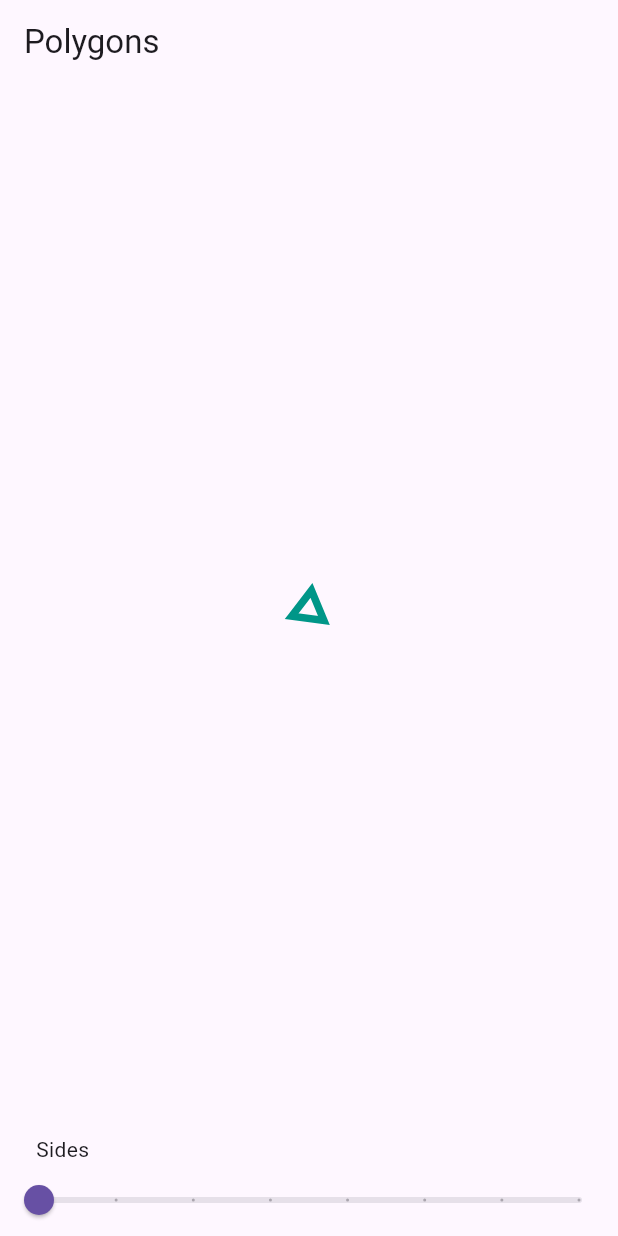
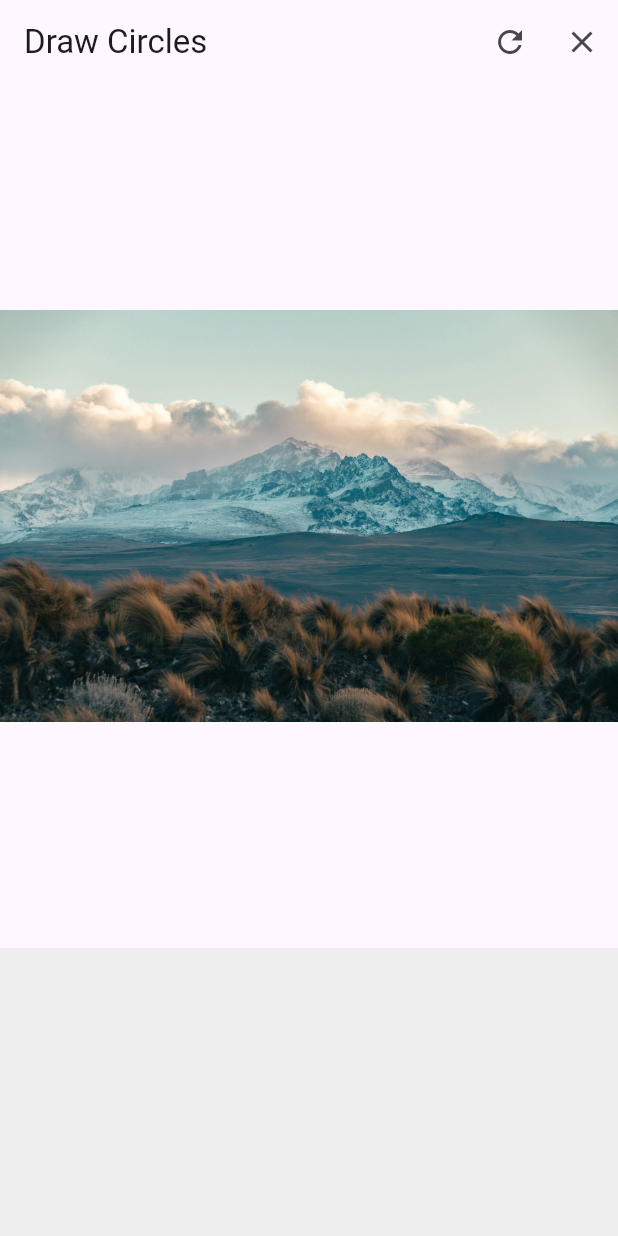
Before and after one commit to bluetoothfx/flutter_custom_paint, a Flutter app: the screen it shows after launch, on a phone screen of 412 x 824 dp. Run offline on Flutter 3.47's test engine with Material 3 defaults, Android fonts, the phone set to English and light mode, and no system bars.

Commit message:
add drawing screen to check points

```diff
--- /dev/null
+++ b/lib/image_editor/image_editor_screen.dart
@@ -0,0 +1,206 @@
+import 'dart:convert';
+
+import 'package:flutter/material.dart';
+
+class DrawingScreen extends StatefulWidget {
+  const DrawingScreen({super.key});
+
+  @override
+  State<DrawingScreen> createState() => _DrawingScreenState();
+}
+
+class _DrawingScreenState extends State<DrawingScreen> {
+  List<Map<String, dynamic>> points = [];
+  Rect? imageRect;
+  final double originalWidth = 1920;
+  final double originalHeight = 1280;
+
+  void clearPoints() {
+    setState(() {
+      points.clear();
+    });
+  }
+
+  void savePoints() {
+    // Convert points to JSON format (only save original coordinates)
+    List<Map<String, dynamic>> pointsToSave = points.map((point) {
+      return {'x': point['originalPosition']['x'], 'y': point['originalPosition']['y']};
+    }).toList();
+
+    // Example: Convert to JSON string
+    String jsonPoints = jsonEncode(pointsToSave);
+    print('Saved points: $jsonPoints');
+  }
+
+  void loadPoints() {
+    // Example JSON string (this would come from storage/server)
+    String jsonPoints = '[{"x":301,"y":491},{"x":849,"y":497},{"x":993,"y":713}]';
+
+    List<dynamic> loadedPoints = jsonDecode(jsonPoints);
+
+    setState(() {
+      points.clear();
+      for (var point in loadedPoints) {
+        // Convert original coordinates back to screen coordinates
+        double relativeX = point['x'] / originalWidth;
+        double relativeY = point['y'] / originalHeight;
+
+        if (imageRect != null) {
+          Offset screenPosition = Offset(
+            imageRect!.left + (relativeX * imageRect!.width),
+            imageRect!.top + (relativeY * imageRect!.height),
+          );
+
+          points.add({
+            'screenPosition': screenPosition,
+            'originalPosition': {'x': point['x'], 'y': point['y']},
+          });
+        }
+      }
+    });
+  }
+
+  void addPoint(Offset screenPosition) {
+    if (imageRect == null) return;
+
+    double relativeX = (screenPosition.dx - imageRect!.left) / imageRect!.width;
+    double relativeY = (screenPosition.dy - imageRect!.top) / imageRect!.height;
+
+    int actualX = (relativeX * originalWidth).round();
+    int actualY = (relativeY * originalHeight).round();
+
+    setState(() {
+      points.add({
+        'screenPosition': screenPosition,
+        'originalPosition': {'x': actualX, 'y': actualY},
+      });
+    });
+
+    print('Screen position: $screenPosition');
+    print('Original image coordinates: x=$actualX, y=$actualY');
+
+    savePoints();
+  }
+
+  @override
+  Widget build(BuildContext context) {
+    return Scaffold(
+      appBar: AppBar(
+        title: const Text('Draw Circles'),
+        actions: [
+          IconButton(
+            icon: const Icon(Icons.refresh),
+            onPressed: loadPoints,
+            tooltip: 'Load Points',
+          ),
+          IconButton(
+            icon: const Icon(Icons.clear),
+            onPressed: clearPoints,
+            tooltip: 'Clear Points',
+          ),
+        ],
+      ),
+      body: Column(
+        children: [
+          Expanded(
+            flex: 3,
+            child: LayoutBuilder(
+              builder: (context, constraints) {
+                double imageAspectRatio = originalWidth / originalHeight;
+                double screenAspectRatio = constraints.maxWidth / constraints.maxHeight;
+
+                late double imageWidth;
+                late double imageHeight;
+                late double offsetX;
+                late double offsetY;
+
+                if (screenAspectRatio > imageAspectRatio) {
+                  imageHeight = constraints.maxHeight;
+                  imageWidth = imageHeight * imageAspectRatio;
+                  offsetX = (constraints.maxWidth - imageWidth) / 2;
+                  offsetY = 0;
+                } else {
+                  imageWidth = constraints.maxWidth;
+                  imageHeight = imageWidth / imageAspectRatio;
+                  offsetX = 0;
+                  offsetY = (constraints.maxHeight - imageHeight) / 2;
+                }
+
+                imageRect = Rect.fromLTWH(offsetX, offsetY, imageWidth, imageHeight);
+
+                return Stack(
+                  children: [
+                    Positioned(
+                      left: offsetX,
+                      top: offsetY,
+                      width: imageWidth,
+                      height: imageHeight,
+                      child: Image.asset('assets/images/mountain.jpg', fit: BoxFit.fill),
+                    ),
+                    GestureDetector(
+                      onTapDown: (details) {
+                        if (imageRect!.contains(details.localPosition)) {
+                          addPoint(details.localPosition);
+                        }
+                      },
+                      child: CustomPaint(
+                        painter: CirclePainter(points), // Remove the .map() transformation
+                        size: Size(constraints.maxWidth, constraints.maxHeight),
+                      ),
+                    ),
+                  ],
+                );
+              },
+            ),
+          ),
+          Expanded(
+            flex: 1,
+            child: Container(
+              color: Colors.grey[200],
+              child: ListView.builder(
+                shrinkWrap: true,
+                itemCount: points.length,
+                itemBuilder: (context, index) {
+                  final point = points[index];
+                  final originalPos = point['originalPosition'];
+                  return ListTile(
+                    dense: true,
+                    leading: CircleAvatar(
+                      backgroundColor: Colors.red.withOpacity(0.7),
+                      radius: 12,
+                      child: Text('${index + 1}'),
+                    ),
+                    title: Text(
+                      'Point ${index + 1}: X=${originalPos['x']}, Y=${originalPos['y']}',
+                      style: const TextStyle(fontSize: 14),
+                    ),
+                  );
+                },
+              ),
+            ),
+          ),
+        ],
+      ),
+    );
+  }
+}
+
+class CirclePainter extends CustomPainter {
+  final List<Map<String, dynamic>> points;
+
+  CirclePainter(this.points);
+
+  @override
+  void paint(Canvas canvas, Size size) {
+    final paint = Paint()
+      ..color = Colors.red.withOpacity(0.7)
+      ..style = PaintingStyle.fill;
+
+    for (var point in points) {
+      canvas.drawCircle(point['screenPosition'] as Offset, 5, paint);
+    }
+  }
+
+  @override
+  bool shouldRepaint(CustomPainter oldDelegate) => true;
+}
--- a/lib/main.dart
+++ b/lib/main.dart
@@ -8,6 +8,7 @@ import 'package:flutter_custom_paint/line_sample/stroke_painter.dart';
 
 import 'animated_shape_painter/animated_painter.dart';
 import 'circle_sample/circle_sample.dart';
+import 'image_editor/image_editor_screen.dart';
 import 'polygon_sample/polygon_painter.dart';
 
 void main() => runApp(MyApp());
@@ -18,7 +19,8 @@ class MyApp extends StatelessWidget {
     return MaterialApp(
       title: 'Flutter Custom Painter',
       theme: ThemeData(primarySwatch: Colors.pink),
-      home: MyAnimatedPainter(),
+      //home: MyAnimatedPainter(),
+      home: DrawingScreen(),
     );
   }
 }
--- a/pubspec.yaml
+++ b/pubspec.yaml
@@ -56,6 +56,8 @@ flutter:
   # included with your application, so that you can use the icons in
   # the material Icons class.
   uses-material-design: true
+  assets:
+    - assets/images/
 
   # To add assets to your application, add an assets section, like this:
   # assets:
```
Also changed, not shown: assets/images/mountain.jpg (added).
